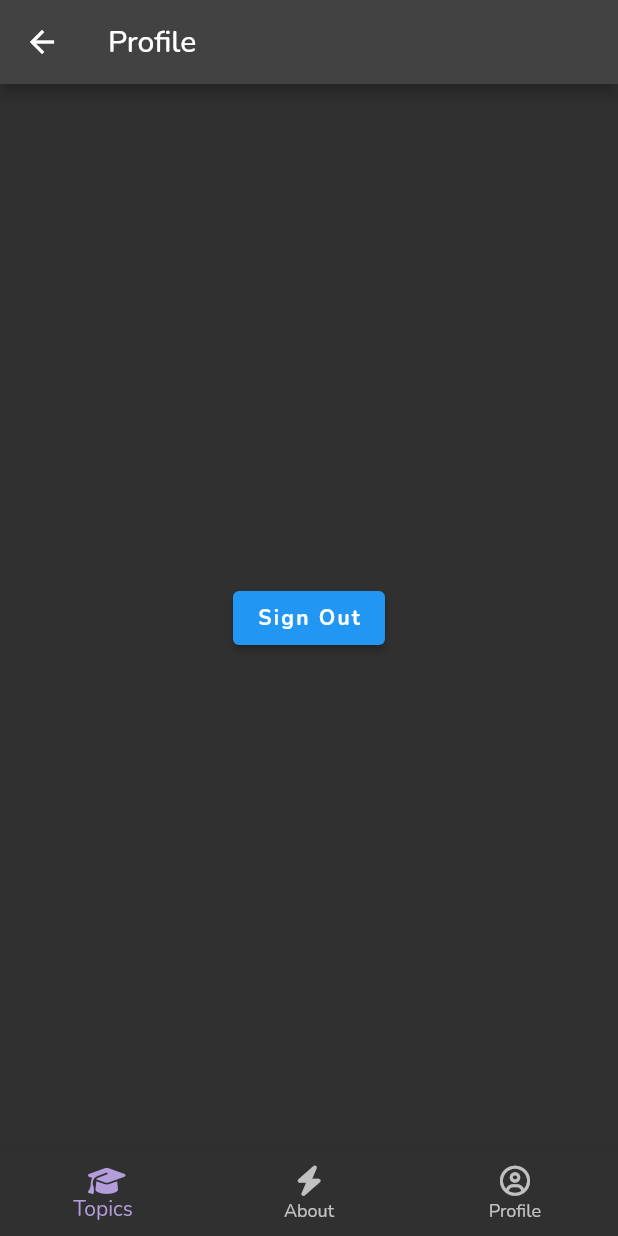
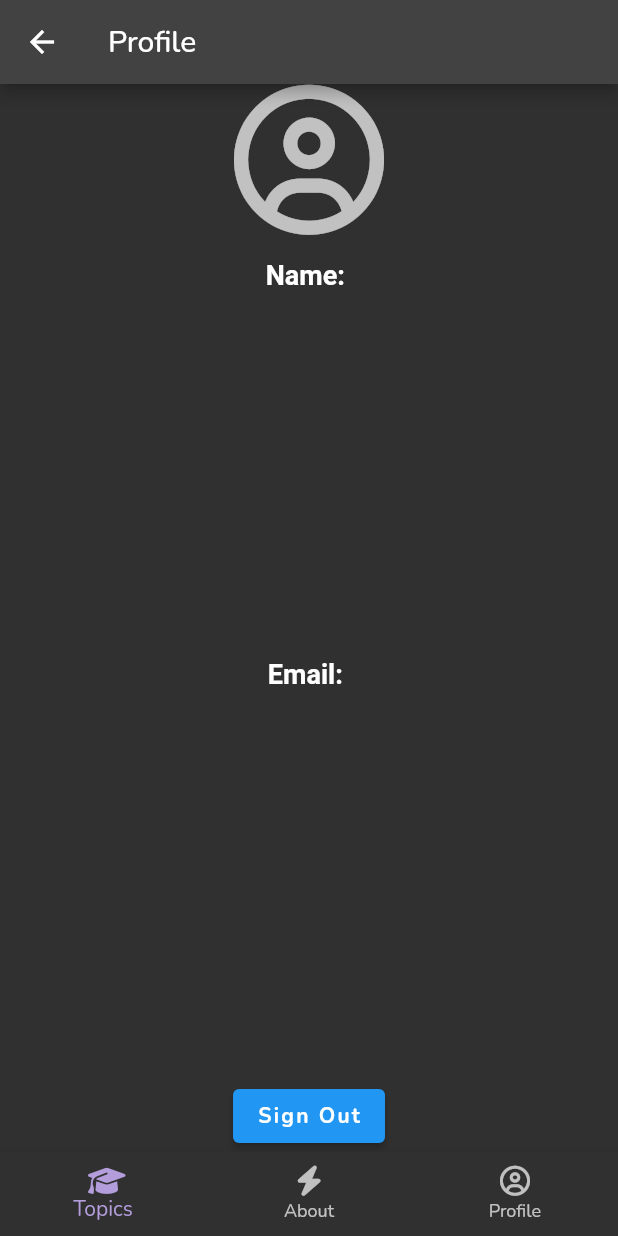
Before and after one commit to JosephFuge/quizapp, a Flutter app: the ProfilePage screen opened by its route, on a phone screen of 412 x 824 dp. Run offline on Flutter 3.47's test engine with Material 2 defaults, Android fonts, the phone set to English and light mode, and no system bars; our stand-ins replace cloud_firestore, firebase_auth, firebase_core, font_awesome_flutter, google_fonts, google_sign_in and 2 more; accounts and stored records are empty.

```diff
--- a/lib/services/models.dart
+++ b/lib/services/models.dart
@@ -45,7 +45,7 @@ class Quiz {
 class Report {
   String uid;
   int total;
-  Map topics;
+  Map<String, List<String>> topics;
 
   Report({this.uid = '', this.topics = const {}, this.total = 0});
   factory Report.fromJson(Map<String, dynamic> json) => _$ReportFromJson(json);
@@ -58,7 +58,8 @@ class Question {
   List<Option> options;
 
   Question({this.text = '', this.options = const []});
-  factory Question.fromJson(Map<String, dynamic> json) => _$QuestionFromJson(json);
+  factory Question.fromJson(Map<String, dynamic> json) =>
+      _$QuestionFromJson(json);
   Map<String, dynamic> toJson() => _$QuestionToJson(this);
 }
 
--- a/lib/views/pages/profile.dart
+++ b/lib/views/pages/profile.dart
@@ -1,4 +1,5 @@
 import 'package:flutter/material.dart';
+import 'package:font_awesome_flutter/font_awesome_flutter.dart';
 import 'package:quizapp/services/auth.dart';
 import 'package:quizapp/views/components/bottom_nav_bar.dart';
 
@@ -10,7 +11,43 @@ class ProfilePage extends StatelessWidget {
     return Scaffold(
       appBar: AppBar(title: const Text('Profile')),
       body: Center(
-        child: ElevatedButton(
+        child: Column(
+          mainAxisAlignment: MainAxisAlignment.center,
+          children: [
+            const Icon(FontAwesomeIcons.circleUser,
+                size: 100, color: Colors.white70),
+            const SizedBox(height: 16),
+            Expanded(
+              child: RichText(
+                text: TextSpan(
+                  style: const TextStyle(fontSize: 18.0, color: Colors.white),
+                  children: [
+                    const TextSpan(
+                      text: 'Name: ',
+                      style: TextStyle(fontWeight: FontWeight.bold),
+                    ),
+                    TextSpan(text: AuthService().user!.displayName ?? '')
+                  ],
+                ),
+              ),
+            ),
+            const SizedBox(height: 16),
+            Expanded(
+              child: RichText(
+                text: TextSpan(
+                  style: const TextStyle(fontSize: 18.0, color: Colors.white),
+                  children: [
+                    const TextSpan(
+                      text: 'Email: ',
+                      style: TextStyle(fontWeight: FontWeight.bold),
+                    ),
+                    TextSpan(text: AuthService().user!.email ?? '')
+                  ],
+                ),
+              ),
+            ),
+            const SizedBox(height: 32),
+            ElevatedButton(
                 child: const Text('Sign Out'),
                 onPressed: () async {
                   await AuthService().signOut();
@@ -18,7 +55,9 @@ class ProfilePage extends StatelessWidget {
                     Navigator.of(context)
                         .pushNamedAndRemoveUntil('/', (route) => false);
                   }
-            }),
+                })
+          ],
+        ),
       ),
       bottomNavigationBar: const BottomNavBar(),
     );
```
Also changed, not shown: lib/views/components/progress_bar.dart (added, +92 -0 lines), lib/views/components/topic_item.dart (+5 -2 lines), lib/services/models.g.dart. Lines whose indentation alone changed are shown as unchanged.
